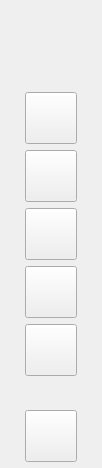
Before: the Qt Designer form src/UI/main/src/OMainMenu.ui in okstar-org/ok-msg-desktop, drawn with Qt 5.
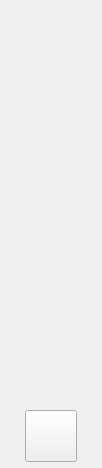
After: the same form once the commit is applied. Icons and pictures are not drawn. Custom widgets are drawn as their Qt base class.

What changed in the file:
```diff
--- a/src/UI/main/src/OMainMenu.ui
+++ b/src/UI/main/src/OMainMenu.ui
@@ -125,175 +125,15 @@
         </property>
        </spacer>
       </item>
-      <item alignment="Qt::AlignHCenter">
-       <widget class="ok::base::StyledIconButton" name="chatBtn">
-        <property name="sizePolicy">
-         <sizepolicy hsizetype="Fixed" vsizetype="Preferred">
-          <horstretch>0</horstretch>
-          <verstretch>0</verstretch>
-         </sizepolicy>
+      <item>
+       <layout class="QVBoxLayout" name="menuLayout">
+        <property name="topMargin">
+         <number>10</number>
         </property>
-        <property name="minimumSize">
-         <size>
-          <width>52</width>
-          <height>52</height>
-         </size>
+        <property name="bottomMargin">
+         <number>10</number>
         </property>
-        <property name="maximumSize">
-         <size>
-          <width>52</width>
-          <height>52</height>
-         </size>
-        </property>
-        <property name="text">
-         <string/>
-        </property>
-        <property name="iconSize">
-         <size>
-          <width>40</width>
-          <height>40</height>
-         </size>
-        </property>
-           <property name="checkable">
-               <bool>true</bool>
-           </property>
-       </widget>
-      </item>
-         <item alignment="Qt::AlignHCenter|Qt::AlignVCenter">
-             <widget class="ok::base::StyledIconButton" name="docBtn">
-                 <property name="sizePolicy">
-                     <sizepolicy hsizetype="Fixed" vsizetype="Preferred">
-                         <horstretch>0</horstretch>
-                         <verstretch>0</verstretch>
-                     </sizepolicy>
-                 </property>
-                 <property name="minimumSize">
-                     <size>
-                         <width>52</width>
-                         <height>52</height>
-                     </size>
-                 </property>
-                 <property name="maximumSize">
-                     <size>
-                         <width>52</width>
-                         <height>52</height>
-                     </size>
-                 </property>
-                 <property name="text">
-                     <string/>
-                 </property>
-                 <property name="iconSize">
-                     <size>
-                         <width>40</width>
-                         <height>40</height>
-                     </size>
-                 </property>
-        <property name="checkable">
-         <bool>true</bool>
-        </property>
-       </widget>
-      </item>
-      <item alignment="Qt::AlignHCenter">
-       <widget class="ok::base::StyledIconButton" name="meetBtn">
-        <property name="sizePolicy">
-         <sizepolicy hsizetype="Fixed" vsizetype="Preferred">
-          <horstretch>0</horstretch>
-          <verstretch>0</verstretch>
-         </sizepolicy>
-        </property>
-        <property name="minimumSize">
-         <size>
-          <width>52</width>
-          <height>52</height>
-         </size>
-        </property>
-        <property name="maximumSize">
-         <size>
-          <width>52</width>
-          <height>52</height>
-         </size>
-        </property>
-        <property name="text">
-         <string/>
-        </property>
-        <property name="iconSize">
-         <size>
-          <width>40</width>
-          <height>40</height>
-         </size>
-        </property>
-        <property name="checkable">
-         <bool>true</bool>
-        </property>
-       </widget>
-      </item>
-      <item alignment="Qt::AlignHCenter">
-       <widget class="ok::base::StyledIconButton" name="classroomBtn">
-        <property name="sizePolicy">
-         <sizepolicy hsizetype="Fixed" vsizetype="Preferred">
-          <horstretch>0</horstretch>
-          <verstretch>0</verstretch>
-         </sizepolicy>
-        </property>
-        <property name="minimumSize">
-         <size>
-          <width>52</width>
-          <height>52</height>
-         </size>
-        </property>
-        <property name="maximumSize">
-         <size>
-          <width>52</width>
-          <height>52</height>
-         </size>
-        </property>
-        <property name="text">
-         <string/>
-        </property>
-        <property name="iconSize">
-         <size>
-          <width>40</width>
-          <height>40</height>
-         </size>
-        </property>
-        <property name="checkable">
-         <bool>true</bool>
-        </property>
-       </widget>
-      </item>
-      <item alignment="Qt::AlignHCenter">
-       <widget class="ok::base::StyledIconButton" name="platformBtn">
-        <property name="sizePolicy">
-         <sizepolicy hsizetype="Fixed" vsizetype="Preferred">
-          <horstretch>0</horstretch>
-          <verstretch>0</verstretch>
-         </sizepolicy>
-        </property>
-        <property name="minimumSize">
-         <size>
-          <width>52</width>
-          <height>52</height>
-         </size>
-        </property>
-        <property name="maximumSize">
-         <size>
-          <width>52</width>
-          <height>52</height>
-         </size>
-        </property>
-        <property name="text">
-         <string/>
-        </property>
-        <property name="iconSize">
-         <size>
-          <width>40</width>
-          <height>40</height>
-         </size>
-        </property>
-        <property name="checkable">
-         <bool>true</bool>
-        </property>
-       </widget>
+       </layout>
       </item>
       <item>
        <spacer name="verticalSpacer">
```
Left out of the diff: 18 changed lines with no effect on the pictures.
